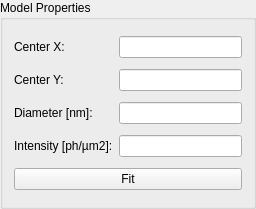
Before: the Qt Designer form modelProperties.ui in FXIhub/owl, drawn with Qt 5.
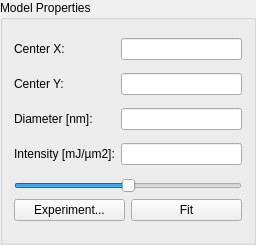
After: the same form once the commit is applied.

Commit message: fitting to sphere model implemented, needs to be debugged.

What changed in the file:
```diff
--- a/modelProperties.ui
+++ b/modelProperties.ui
@@ -7,7 +7,7 @@
     <x>0</x>
     <y>0</y>
     <width>256</width>
-    <height>209</height>
+    <height>245</height>
    </rect>
   </property>
   <property name="windowTitle">
@@ -30,7 +30,7 @@
    <item row="3" column="0">
     <widget class="QLabel" name="label_4">
      <property name="text">
-      <string>Intensity [ph/µm2]:</string>
+      <string>Intensity [mJ/µm2]:</string>
      </property>
     </widget>
    </item>
@@ -58,14 +58,41 @@
     </widget>
    </item>
    <item row="4" column="0" colspan="2">
-    <layout class="QHBoxLayout" name="horizontalLayout">
+    <layout class="QVBoxLayout" name="verticalLayout">
      <item>
-      <widget class="QPushButton" name="fitPushButton">
-       <property name="text">
-        <string>Fit</string>
+      <widget class="QSlider" name="visibilitySlider">
+       <property name="minimum">
+        <number>-1</number>
+       </property>
+       <property name="maximum">
+        <number>101</number>
+       </property>
+       <property name="value">
+        <number>50</number>
+       </property>
+       <property name="orientation">
+        <enum>Qt::Horizontal</enum>
        </property>
       </widget>
      </item>
+     <item>
+      <layout class="QHBoxLayout" name="horizontalLayout">
+       <item>
+        <widget class="QPushButton" name="experiment">
+         <property name="text">
+          <string>Experiment...</string>
+         </property>
+        </widget>
+       </item>
+       <item>
+        <widget class="QPushButton" name="fitPushButton">
+         <property name="text">
+          <string>Fit</string>
+         </property>
+        </widget>
+       </item>
+      </layout>
+     </item>
     </layout>
    </item>
   </layout>
```
Left out of the diff: 30 changed lines with no effect on the pictures. The commit also changes 6 other files.
